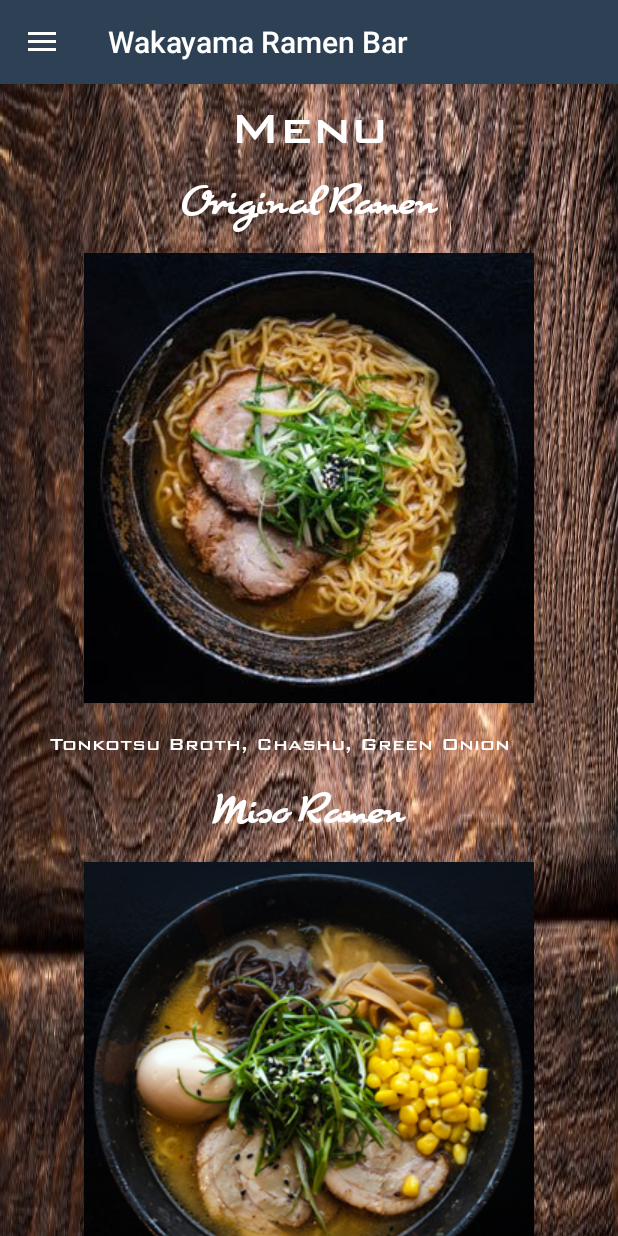
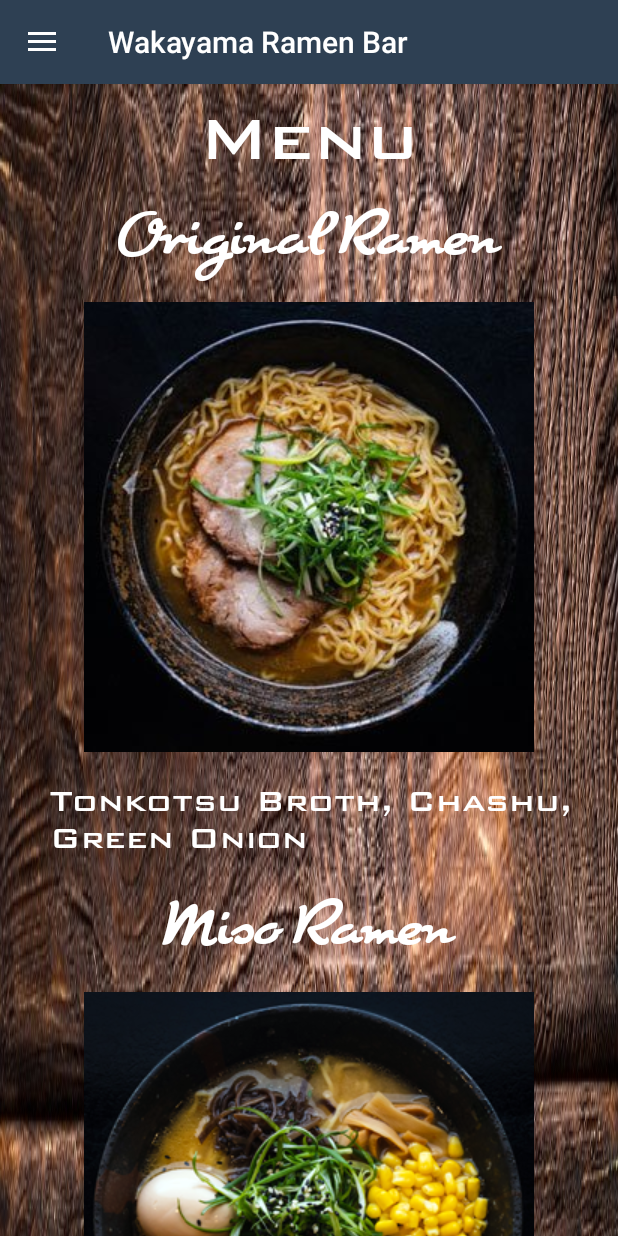
Before and after one commit to ZionC27/Ramen-Restaurant-Menu-App-with-AR-functions, an Android app: the screen it shows after launch (MainActivity), in the side drawer, after a tap on "Menu", on a phone screen of 412 x 824 dp. Run offline under Robolectric (Android 15) with nearby library versions, the phone set to English and light mode, and no system bars.

Commit message:
text size menu

```diff
--- a/app/src/main/res/layout/fragment_menu.xml
+++ b/app/src/main/res/layout/fragment_menu.xml
@@ -32,7 +32,7 @@
                 android:paddingTop="15px"
                 android:text="Menu"
                 android:textColor="#FFFFFF"
-                android:textSize="36sp" />
+                android:textSize="50sp" />
 
             <TextView
                 android:id="@+id/textView4"
@@ -43,7 +43,7 @@
                 android:paddingTop="20px"
                 android:text="Original Ramen"
                 android:textColor="#FFFFFF"
-                android:textSize="24sp" />
+                android:textSize="36sp" />
 
             <ImageView
                 android:id="@+id/imageView2"
@@ -62,7 +62,8 @@
                 android:paddingRight="30px"
                 android:paddingBottom="30px"
                 android:text="Tonkotsu Broth, Chashu, Green Onion"
-                android:textColor="#FFFFFF" />
+                android:textColor="#FFFFFF"
+                android:textSize="24sp" />
 
             <TextView
                 android:id="@+id/textView6"
@@ -73,7 +74,7 @@
                 android:paddingBottom="20px"
                 android:text="Miso Ramen"
                 android:textColor="#FFFFFF"
-                android:textSize="24sp" />
+                android:textSize="36sp" />
 
             <ImageView
                 android:id="@+id/imageView3"
@@ -91,7 +92,8 @@
                 android:paddingRight="30px"
                 android:paddingBottom="30px"
                 android:text="Tonkotsu Broth, Chashu, Miso, Sweet Corn, Soft Boiled Egg, Kikurage, Bamboo Shoot, Green Onion "
-                android:textColor="#FFFFFF" />
+                android:textColor="#FFFFFF"
+                android:textSize="24sp" />
 
             <TextView
                 android:id="@+id/spicy"
@@ -102,7 +104,7 @@
                 android:paddingBottom="20px"
                 android:text="Spicy Red Tonkotsu"
                 android:textColor="#FFFFFF"
-                android:textSize="24sp" />
+                android:textSize="36sp" />
 
             <ImageView
                 android:id="@+id/imageView4"
@@ -120,7 +122,8 @@
                 android:paddingRight="30px"
                 android:paddingBottom="30px"
                 android:text="Tonkotsu Broth, Chashu, Spicy Oil, Chili Pepper Flakes, Green Onion"
-                android:textColor="#FFFFFF" />
+                android:textColor="#FFFFFF"
+                android:textSize="24sp" />
 
             <TextView
                 android:id="@+id/textView10"
@@ -131,7 +134,7 @@
                 android:paddingBottom="20px"
                 android:text="Kimchi Delight"
                 android:textColor="#FFFFFF"
-                android:textSize="24sp" />
+                android:textSize="36sp" />
 
             <ImageView
                 android:id="@+id/imageView5"
@@ -149,7 +152,8 @@
                 android:paddingRight="30px"
                 android:paddingBottom="30px"
                 android:text="Tonkotsu Broth, Chashu, Kimchi, Soft Boiled Egg"
-                android:textColor="#FFFFFF" />
+                android:textColor="#FFFFFF"
+                android:textSize="24sp" />
 
             <TextView
                 android:id="@+id/textView12"
@@ -160,7 +164,7 @@
                 android:paddingBottom="20px"
                 android:text="Sesame Shoyu"
                 android:textColor="#FFFFFF"
-                android:textSize="24sp" />
+                android:textSize="36sp" />
 
             <ImageView
                 android:id="@+id/imageView6"
@@ -178,7 +182,8 @@
                 android:paddingRight="30px"
                 android:paddingBottom="30px"
                 android:text="Tonkotsu Broth, Chashu, Sesame Oil, Roasted Sesame Seeds, Soft Boiled Egg, Green Onion"
-                android:textColor="#FFFFFF" />
+                android:textColor="#FFFFFF"
+                android:textSize="24sp" />
 
             <TextView
                 android:id="@+id/textView14"
@@ -189,7 +194,7 @@
                 android:paddingBottom="20px"
                 android:text="Curry Tonkotsu"
                 android:textColor="#FFFFFF"
-                android:textSize="24sp" />
+                android:textSize="36sp" />
 
             <ImageView
                 android:id="@+id/imageView7"
@@ -207,7 +212,8 @@
                 android:paddingRight="30px"
                 android:paddingBottom="30px"
                 android:text="Tonkotsu Broth, Chashu, Miso, Curry, Soft Boiled Egg, Kikurage, Bamboo Shoot, Green Onion Choice of Sauce: Honey Garlic, Teriyaki, Spicy Garlic "
-                android:textColor="#FFFFFF" />
+                android:textColor="#FFFFFF"
+                android:textSize="24sp" />
 
             <TextView
                 android:id="@+id/textView16"
@@ -218,7 +224,7 @@
                 android:paddingBottom="20px"
                 android:text="Black Tonkotsu"
                 android:textColor="#FFFFFF"
-                android:textSize="24sp" />
+                android:textSize="36sp" />
 
             <ImageView
                 android:id="@+id/imageView8"
@@ -236,7 +242,8 @@
                 android:paddingRight="30px"
                 android:paddingBottom="30px"
                 android:text="Tonkotsu Broth, Chashu, Kimchi, Black Garlic Oil, Soft Boiled Egg, Kikurage, Bamboo Shoot, Green Onion "
-                android:textColor="#FFFFFF" />
+                android:textColor="#FFFFFF"
+                android:textSize="24sp" />
 
             <TextView
                 android:id="@+id/textView18"
@@ -247,7 +254,7 @@
                 android:paddingBottom="20px"
                 android:text="Wakayama House Bowl"
                 android:textColor="#FFFFFF"
-                android:textSize="24sp" />
+                android:textSize="36sp" />
 
             <ImageView
                 android:id="@+id/imageView9"
@@ -265,7 +272,8 @@
                 android:paddingRight="30px"
                 android:paddingBottom="30px"
                 android:text="Tonkotsu Broth, Chashu, Sukiyaki Beef, Grilled Prawns, Soft Boiled Eggs, Kikurage, Bamboo Shoot, Green Onion"
-                android:textColor="#FFFFFF" />
+                android:textColor="#FFFFFF"
+                android:textSize="24sp" />
         </LinearLayout>
     </ScrollView>
 </RelativeLayout>
```
